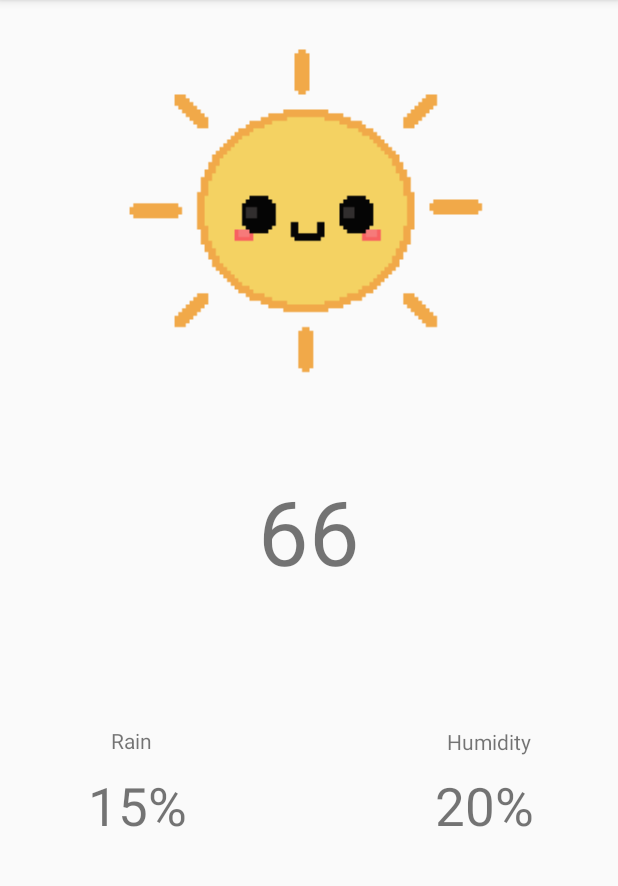
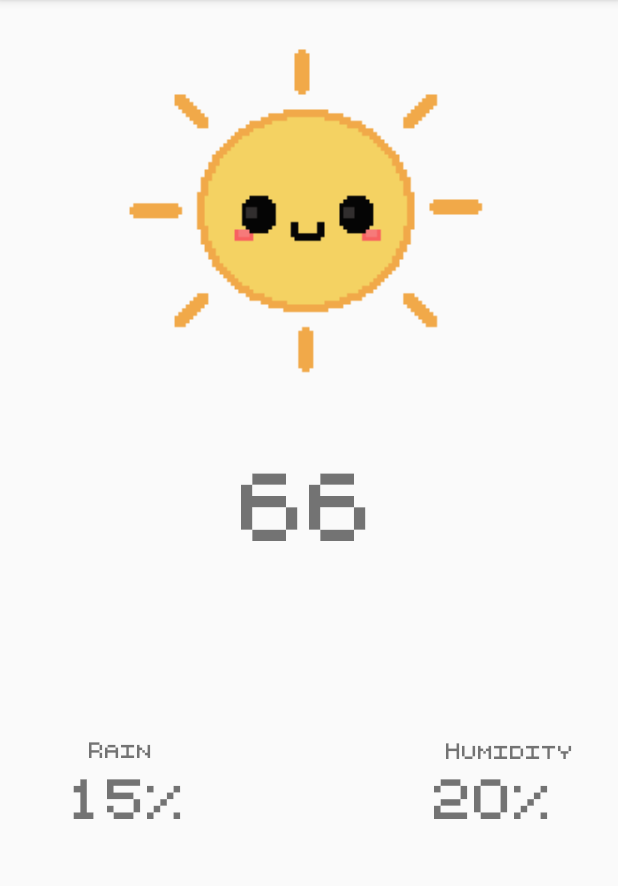
Before and after one commit to SmugBirdStudios/WeatherBits, an Android app: the screen it shows after launch (MainActivity), on a phone screen of 412 x 824 dp, the part 84-970 px from its top. Run offline under Robolectric (Android 15) with nearby library versions, the phone set to English and light mode, and no system bars; our stand-ins replace ButterKnife.

Commit message:
Add custom fonts to views

```diff
--- a/app/src/main/java/com/example/tayler/weatherbits/MainActivity.java
+++ b/app/src/main/java/com/example/tayler/weatherbits/MainActivity.java
@@ -1,11 +1,14 @@
 package com.example.tayler.weatherbits;
 
 import android.content.Context;
+import android.graphics.Typeface;
 import android.net.ConnectivityManager;
 import android.net.NetworkInfo;
 import android.support.v7.app.AppCompatActivity;
 import android.os.Bundle;
 import android.util.Log;
+import android.view.View;
+import android.view.ViewGroup;
 import android.widget.ImageView;
 import android.widget.TextView;
 import android.widget.Toast;
@@ -36,11 +39,26 @@ public class MainActivity extends AppCompatActivity {
 
     private CurrentWeather mCurrentWeather;
 
+
     @Override
     protected void onCreate(Bundle savedInstanceState) {
         super.onCreate(savedInstanceState);
         setContentView(R.layout.activity_main);
         ButterKnife.bind(this);
+
+        Typeface t = Typeface.createFromAsset(getAssets(),
+                "fonts/StarPerv.ttf");
+        TextView precipText = (TextView) findViewById(R.id.precipText);
+        precipText.setTypeface(t);
+        TextView degrees = (TextView) findViewById(R.id.degrees);
+        degrees.setTypeface(t);
+        TextView humidText = (TextView) findViewById(R.id.humidText);
+        humidText.setTypeface(t);
+        TextView precipChance = (TextView) findViewById(R.id.precipChance);
+        precipChance.setTypeface(t);
+        TextView humidity = (TextView) findViewById(R.id.humidity);
+        humidity.setTypeface(t);
+
 
 
         double latitude =  37.8267;
--- a/app/src/main/res/layout/activity_main.xml
+++ b/app/src/main/res/layout/activity_main.xml
@@ -72,7 +72,7 @@
         app:layout_constraintVertical_bias="0.553"/>
 
     <TextView
-        android:id="@+id/textView4"
+        android:id="@+id/precipText"
         android:layout_width="wrap_content"
         android:layout_height="wrap_content"
         android:layout_marginBottom="10dp"
@@ -85,7 +85,7 @@
         app:layout_constraintRight_toRightOf="@+id/precipChance"/>
 
     <TextView
-        android:id="@+id/textView5"
+        android:id="@+id/humidText"
         android:layout_width="wrap_content"
         android:layout_height="wrap_content"
         android:layout_marginBottom="9dp"
```
Also changed, not shown: app/src/main/assets/fonts/StarPerv.ttf (renamed from app/src/main/res/assets/fonts/StarPerv.ttf).
